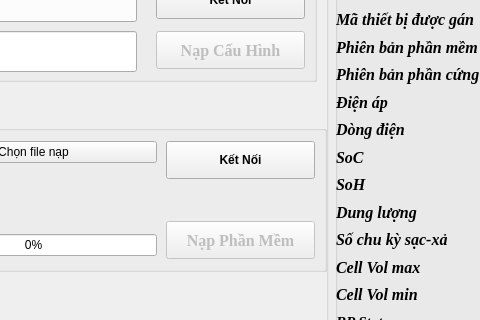
CongPV121/SDT, file views/bp.ui: the form before one commit; both pictures show x 204 to 684 and y 139 to 459 of the 1308 by 600 pixel window.
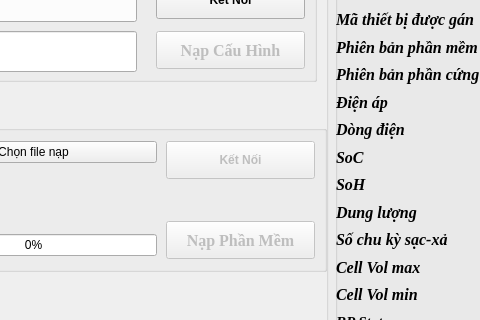
The form after the commit. Icons and pictures are not drawn.

```diff
--- a/views/bp.ui
+++ b/views/bp.ui
@@ -1465,6 +1465,9 @@
    </layout>
   </widget>
   <widget class="QPushButton" name="connect_dut">
+   <property name="enabled">
+    <bool>false</bool>
+   </property>
    <property name="geometry">
     <rect>
      <x>370</x>
```
